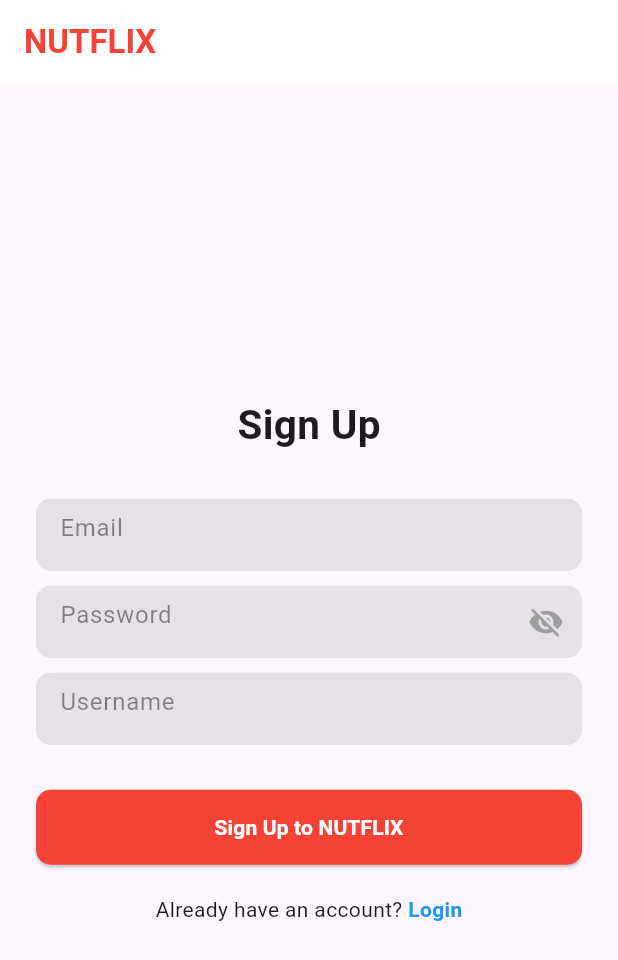
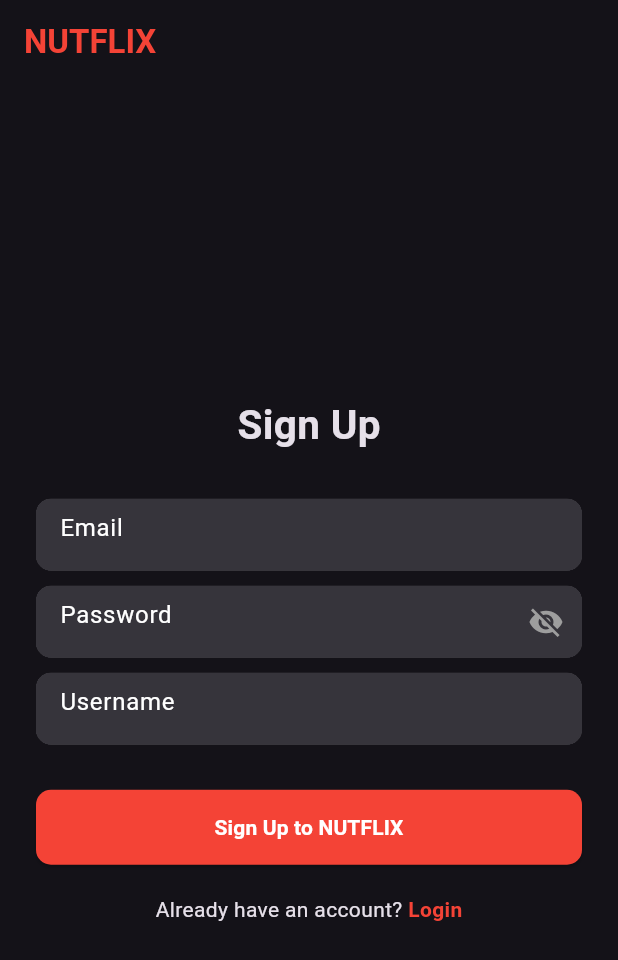
Before and after one commit to YasithHennayake/NUTFLIX, a Flutter app: the screen it shows after launch, after a tap on "Sign Up", on a phone screen of 412 x 824 dp. Shown: the top 960 px of the screen. Run offline on Flutter 3.47's test engine with Material 3 defaults, Android fonts, the phone set to English and light mode, and no system bars; our stand-ins replace cloud_firestore, connectivity_plus, firebase_auth, firebase_core, fluttertoast, shared_preferences; accounts and stored records are empty; network calls fail.

Commit message:
Update dependencies and fix UI color

```diff
--- /dev/null
+++ b/g21235949_movie_app/devtools_options.yaml
@@ -0,0 +1 @@
+extensions:
--- a/g21235949_movie_app/lib/app_content/app_pages/login_page.dart
+++ b/g21235949_movie_app/lib/app_content/app_pages/login_page.dart
@@ -1,11 +1,11 @@
-//imported packages
 import 'dart:async';
+import 'package:flutter/material.dart';
 import 'package:connectivity_plus/connectivity_plus.dart';
-import 'package:flutter/material.dart';
 import '../app_widgets/form_container_widget.dart';
 import 'sign_up_page.dart';
 import '../app_services/firebase_auth_services.dart';
 import '../app_widgets/email_toast_widget.dart';
+import 'package:shared_preferences/shared_preferences.dart';
 
 // Login Page Widget
 class LoginPage extends StatefulWidget {
@@ -20,39 +20,40 @@ class _LoginPageState extends State<LoginPage> {
   final TextEditingController _emailController = TextEditingController();
   final TextEditingController _passwordController = TextEditingController();
   bool _isSigningIn = false;
-  bool _isOnline = true; // To track internet connectivity
+  bool _isOnline = true;
   final FirebaseAuthServices _authServices = FirebaseAuthServices();
 
-  // Connectivity subscription
   late StreamSubscription<ConnectivityResult> _connectivitySubscription;
 
   @override
   void initState() {
     super.initState();
-    // Initialize the connectivity subscription
     _connectivitySubscription =
         Connectivity().onConnectivityChanged.listen(_updateConnectionStatus);
+    _checkLoginState();
   }
 
-  // Method to update internet connectivity status
+  Future<void> _checkLoginState() async {
+    final prefs = await SharedPreferences.getInstance();
+    final loggedInState = prefs.getString('loggedInState');
+
+    if (loggedInState == 'logged_in') {
+      Navigator.pushReplacementNamed(context, "/home");
+    }
+  }
+
   Future<void> _updateConnectionStatus(ConnectivityResult result) async {
     setState(() {
       _isOnline = result != ConnectivityResult.none;
     });
     if (!_isOnline) {
-      showToast(
-          message:
-              "No internet connection. Please check your network settings.");
+      showToast(message: "No internet connection. Please check your network settings.");
     }
   }
 
-  // Method to handle the sign-in process
   Future<void> _signIn() async {
     if (!_isOnline) {
-      // Check internet connection before attempting sign-in
-      showToast(
-          message:
-              "No internet connection. Please check your network settings.");
+      showToast(message: "No internet connection. Please check your network settings.");
       return;
     }
 
@@ -66,11 +67,13 @@ class _LoginPageState extends State<LoginPage> {
     );
 
     if (user != null) {
-      // Show success message and navigate to home page if sign-in successful
+      final prefs = await SharedPreferences.getInstance();
+      await prefs.setBool('isLoggedIn', true);
+      await prefs.setString('loggedInState', 'logged_in');
+
       showToast(message: "User is successfully signed in");
       Navigator.pushReplacementNamed(context, "/home");
     } else {
-      // Show error message if sign-in failed
       showToast(message: "Failed to sign in. Please check your credentials.");
     }
 
@@ -81,7 +84,6 @@ class _LoginPageState extends State<LoginPage> {
 
   @override
   void dispose() {
-    // Dispose controllers and subscription when the widget is disposed
     _emailController.dispose();
     _passwordController.dispose();
     _connectivitySubscription.cancel();
@@ -96,7 +98,7 @@ class _LoginPageState extends State<LoginPage> {
         title: const Text("NUTFLIX"),
         titleTextStyle: const TextStyle(
             color: Colors.red, fontSize: 22, fontWeight: FontWeight.bold),
-        backgroundColor: Colors.white,
+        backgroundColor: Colors.white.withOpacity(0),
       ),
       body: Center(
         child: SingleChildScrollView(
@@ -109,21 +111,18 @@ class _LoginPageState extends State<LoginPage> {
                 style: TextStyle(fontSize: 28, fontWeight: FontWeight.bold),
               ),
               const SizedBox(height: 36),
-              // Email input field
               FormContainerWidget(
                 controller: _emailController,
                 hintText: "Email",
                 isPasswordField: false,
               ),
               const SizedBox(height: 12),
-              // Password input field
               FormContainerWidget(
                 controller: _passwordController,
                 hintText: "Password",
                 isPasswordField: true,
               ),
               const SizedBox(height: 24),
-              // Login Button
               ElevatedButton(
                 onPressed: _isSigningIn ? null : _signIn,
                 style: ElevatedButton.styleFrom(
@@ -146,13 +145,11 @@ class _LoginPageState extends State<LoginPage> {
                   GestureDetector(
                     onTap: () => Navigator.push(
                       context,
-                      MaterialPageRoute(
-                          builder: (context) => const SignUpPage()),
+                      MaterialPageRoute(builder: (context) => const SignUpPage()),
                     ),
                     child: const Text(
                       "Sign Up",
-                      style: TextStyle(
-                          fontWeight: FontWeight.bold, color: Colors.blue),
+                      style: TextStyle(fontWeight: FontWeight.bold, color: Colors.red),
                     ),
                   ),
                 ],
--- a/g21235949_movie_app/lib/app_content/app_pages/sign_up_page.dart
+++ b/g21235949_movie_app/lib/app_content/app_pages/sign_up_page.dart
@@ -66,7 +66,7 @@ class _SignUpPageState extends State<SignUpPage> {
           fontWeight: FontWeight.bold,
           fontSize: 22,
         ),
-        backgroundColor: Colors.white,
+        backgroundColor: const Color.fromARGB(0, 255, 255, 255),
       ),
       body: Center(
         child: SingleChildScrollView(
@@ -135,7 +135,7 @@ class _SignUpPageState extends State<SignUpPage> {
                       "Login",
                       style: TextStyle(
                         fontWeight: FontWeight.bold,
-                        color: Colors.blue,
+                        color: Colors.red,
                       ),
                     ),
                   ),
--- a/g21235949_movie_app/lib/app_content/app_widgets/form_container_widget.dart
+++ b/g21235949_movie_app/lib/app_content/app_widgets/form_container_widget.dart
@@ -45,7 +45,7 @@ class _FormContainerWidgetState extends State<FormContainerWidget> {
         borderRadius: BorderRadius.circular(10),
       ),
       child: new TextFormField(
-        style: TextStyle(color: Colors.black),
+        style: TextStyle(color: const Color.fromARGB(255, 255, 255, 255)),
         controller: widget.controller,
         keyboardType: widget.inputType,
         key: widget.fieldKey,
@@ -58,7 +58,7 @@ class _FormContainerWidgetState extends State<FormContainerWidget> {
           border: InputBorder.none,
           filled: true,
           hintText: widget.hintText,
-          hintStyle: TextStyle(color: Colors.black45),
+          hintStyle: TextStyle(color: Color.fromARGB(255, 255, 255, 255)),
           // Toggle visibility icon based on isPasswordField flag
           suffixIcon: new GestureDetector(
             onTap: () {
@@ -69,7 +69,9 @@ class _FormContainerWidgetState extends State<FormContainerWidget> {
             child: widget.isPasswordField == true
                 ? Icon(
                     _obscureText ? Icons.visibility_off : Icons.visibility,
-                    color: _obscureText == false ? Colors.blue : Colors.grey,
+                    color: _obscureText == false
+                        ? Color.fromARGB(255, 250, 3, 3)
+                        : Colors.grey,
                   )
                 : Text(""),
           ),
--- a/g21235949_movie_app/lib/main.dart
+++ b/g21235949_movie_app/lib/main.dart
@@ -1,8 +1,5 @@
-// Imported packages
 import 'package:firebase_core/firebase_core.dart';
 import 'package:flutter/material.dart';
-
-// Imported pages
 import 'package:g21235949_movie_app/app_content/app_pages/splash_screen.dart';
 import 'package:g21235949_movie_app/app_content/app_pages/home_page.dart';
 import 'package:g21235949_movie_app/app_content/app_pages/login_page.dart';
@@ -10,32 +7,25 @@ import 'package:g21235949_movie_app/app_content/app_pages/sign_up_page.dart';
 import 'firebase_options.dart';
 
 void main() async {
-  // Initializing flutter buindings
   WidgetsFlutterBinding.ensureInitialized();
-
-  // Initialize firebase with default option
-  await Firebase.initializeApp(
-    options: DefaultFirebaseOptions.currentPlatform,
-  );
-
+  await Firebase.initializeApp(options: DefaultFirebaseOptions.currentPlatform);
   runApp(MyApp());
 }
 
-// Main application class
 class MyApp extends StatelessWidget {
   @override
   Widget build(BuildContext context) {
     return MaterialApp(
       debugShowCheckedModeBanner: false,
-      title: 'NUTFLIX', // app title
+      title: 'NUTFLIX',
+      theme: ThemeData(
+        brightness: Brightness.dark, // Setting the brightness to dark
+      ),
       routes: {
-        '/': (context) => SplashScreen(
-              // Displaying the SplashScreen with LoginPage as child
-              child: LoginPage(),
-            ),
-        '/login': (context) => LoginPage(), // Route for Login Page
-        '/signUp': (context) => SignUpPage(), // Route for Sign Up Page
-        '/home': (context) => HomePage(), // Route for Home Page
+        '/': (context) => SplashScreen(child: LoginPage()),
+        '/login': (context) => LoginPage(),
+        '/signUp': (context) => SignUpPage(),
+        '/home': (context) => HomePage(),
       },
     );
   }
--- a/g21235949_movie_app/pubspec.yaml
+++ b/g21235949_movie_app/pubspec.yaml
@@ -45,6 +45,7 @@ dependencies:
   firebase_database: ^10.4.7
   connectivity_plus: ^5.0.2
   shared_preferences: ^2.2.2
+  provider: ^6.1.2
 
 dev_dependencies:
   flutter_test:
```
Also changed, not shown: g21235949_movie_app/lib/app_content/app_pages/firestore_service.dart (added, +47 -0 lines), g21235949_movie_app/lib/app_content/app_pages/genre_movies_page.dart (+14 -21 lines), g21235949_movie_app/lib/app_content/app_pages/home_page.dart (+52 -86 lines), g21235949_movie_app/lib/app_content/app_pages/movie_details_page.dart (+77 -18 lines), g21235949_movie_app/lib/app_content/app_pages/search_page.dart (+9 -16 lines), g21235949_movie_app/lib/app_content/app_pages/watch_list_page.dart (added, +104 -0 lines), g21235949_movie_app/lib/app_content/app_services/firebase_auth_services.dart (+13 -9 lines), g21235949_movie_app/lib/main_test.dart (added), g21235949_movie_app/pubspec.lock.
